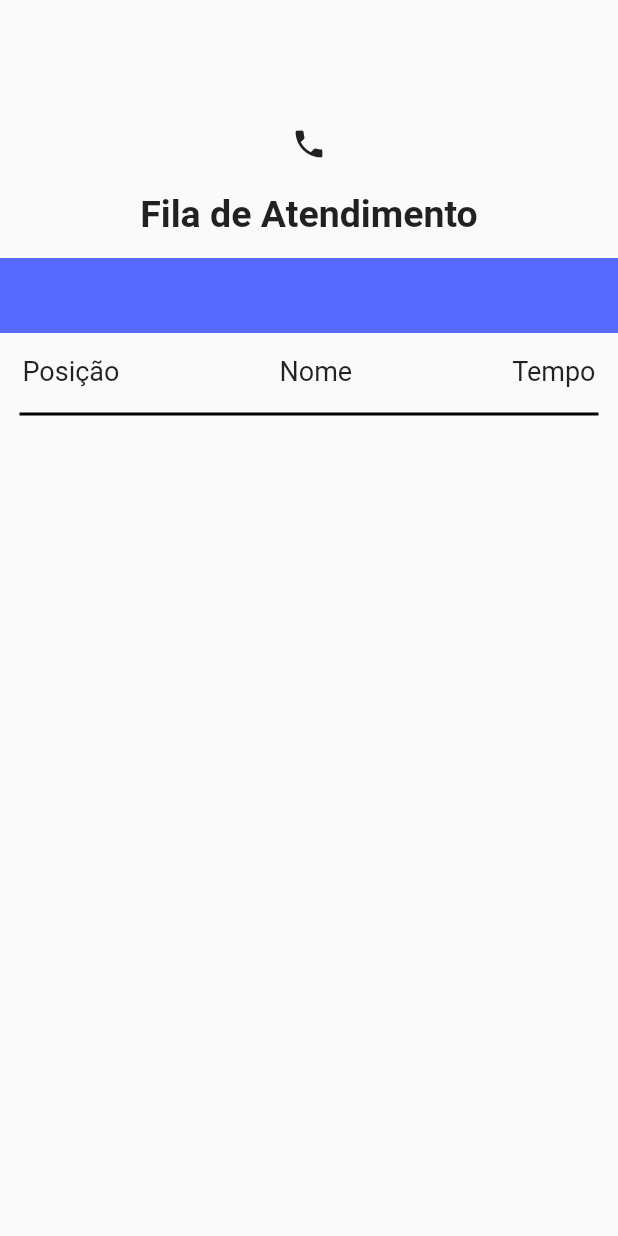
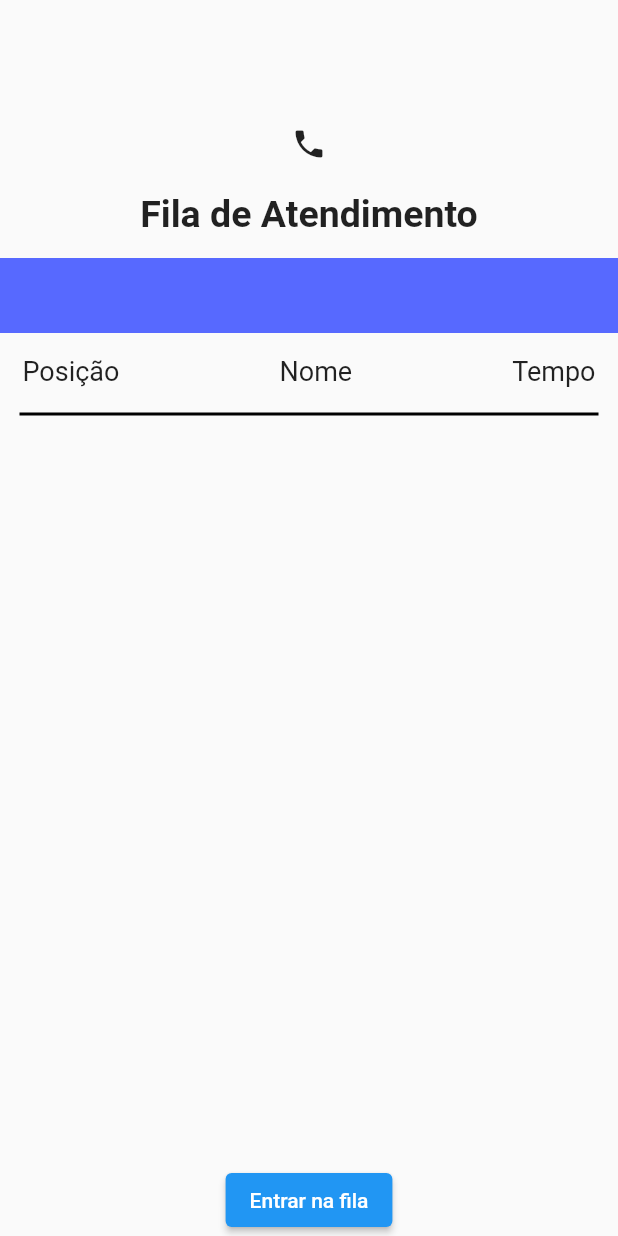
Before and after one commit to AlbertoDoc/cline, a Flutter app: the QueuePage screen opened directly with empty values, on a phone screen of 412 x 824 dp. Run offline on Flutter 3.47's test engine with Material 2 defaults, Android fonts, the phone set to English and light mode, and no system bars; our stand-ins replace auto_size_text; network calls fail.

Commit message:
feat(QueuePage): Implementing enter in queue feature

```diff
--- a/lib/features/queue/queue_controller.dart
+++ b/lib/features/queue/queue_controller.dart
@@ -58,7 +58,7 @@ class QueueImpl extends QueueController {
 
   @override
   void onPatientListChange(String clinicId, String doctorId) {
-    LineService.getLine(clinicId, doctorId)
+    LineService.getPatients(clinicId, doctorId)
         .then((value) {
           print(value);
           _patientListController.sink.add(value);
@@ -68,6 +68,7 @@ class QueueImpl extends QueueController {
   @override
   void dispose() {
     _clinicInfoController.close();
+    _doctorNameController.close();
     _patientListController.close();
   }
 }
--- a/lib/features/queue/queue_screen.dart
+++ b/lib/features/queue/queue_screen.dart
@@ -2,6 +2,8 @@ import 'package:cline/core/values/cline_colors.dart';
 import 'package:cline/features/queue/queue_controller.dart';
 import 'package:cline/models/clinic.dart';
 import 'package:cline/models/patient.dart';
+import 'package:cline/services/line_service.dart';
+import 'package:cline/services/queue_service.dart';
 import 'package:cline/widgets/cards/patient_card.dart';
 import 'package:flutter/cupertino.dart';
 import 'package:flutter/material.dart';
@@ -20,6 +22,7 @@ class QueuePage extends StatefulWidget {
 class _QueuePageState extends State<QueuePage> {
 
   final _controller = QueueImpl();
+  String lineId;
 
   @override
   Widget build(BuildContext context) {
@@ -38,7 +41,8 @@ class _QueuePageState extends State<QueuePage> {
             _doctorView(),
             _listHeader(),
             _divider(),
-            Expanded(child: _queue())
+            Expanded(child: _queue()),
+            _enterInQueue()
           ],
         ),
       ),
@@ -162,11 +166,33 @@ class _QueuePageState extends State<QueuePage> {
     );
   }
 
+  Widget _enterInQueue() {
+    return ElevatedButton(
+        onPressed: () {
+          QueueService.enterInQueue(lineId, "09018099-1ac7-4642-a0eb-07823417f70f")
+          .then((statusCode) {
+            if (statusCode == 201) {
+              _controller.onPatientListChange(widget.clinicId, widget.doctorId);
+            } else {
+              ScaffoldMessenger.of(context).showSnackBar(
+                SnackBar(content: Text("Erro ao entrar na fila!"))
+              );
+            }
+          });
+        },
+        child: Text("Entrar na fila")
+    );
+  }
+
   @override
   void initState() {
     super.initState();
     _controller.onClinicInfoChange(widget.clinicId);
     _controller.onDoctorNameChange(widget.clinicId, widget.doctorId);
     _controller.onPatientListChange(widget.clinicId, widget.doctorId);
+
+    LineService.getLine(widget.clinicId, widget.doctorId).then((value) {
+      lineId = value;
+    });
   }
 }
--- a/lib/services/API.dart
+++ b/lib/services/API.dart
@@ -1,5 +1,6 @@
 class API {
   static const String BASE_URL = "http://192.168.0.45:8000/";
 
-  static const String SEARCH_CLINIC = "api/v1/clinics/";
+  static const String CLINIC_PREFIX = "api/v1/clinics/";
+  static const String LINE_PREFIX = "api/v1/lines/";
 }
--- a/lib/services/clinic_service.dart
+++ b/lib/services/clinic_service.dart
@@ -10,7 +10,7 @@ class ClinicService {
     List<Clinic> clinics = [];
 
      await http.post(
-        Uri.parse(API.BASE_URL + API.SEARCH_CLINIC),
+        Uri.parse(API.BASE_URL + API.CLINIC_PREFIX),
 
         headers: {
           "Content-Type": "application/json"
@@ -36,7 +36,7 @@ class ClinicService {
     dynamic retorno;
 
     await http.get(
-      Uri.parse(API.BASE_URL + API.SEARCH_CLINIC + clinicId + "/doctors"),
+      Uri.parse(API.BASE_URL + API.CLINIC_PREFIX + clinicId + "/doctors"),
     ).then((response) {
       retorno = jsonDecode(response.body);
     });
--- a/lib/services/line_service.dart
+++ b/lib/services/line_service.dart
@@ -11,7 +11,7 @@ class LineService {
     String doctorName = "";
 
     await http.get(
-      Uri.parse(API.BASE_URL + API.SEARCH_CLINIC + clinicId + "/doctors/" + doctorId + "/line"),
+      Uri.parse(API.BASE_URL + API.CLINIC_PREFIX + clinicId + "/doctors/" + doctorId + "/line"),
     ).then((response) {
       if (response.statusCode == 200) {
         print(jsonDecode(response.body));
@@ -22,11 +22,11 @@ class LineService {
     return doctorName;
   }
 
-  static Future<List<Patient>> getLine(String clinicId, String doctorId) async {
+  static Future<List<Patient>> getPatients(String clinicId, String doctorId) async {
     List<Patient> patients = [];
 
     await http.get(
-      Uri.parse(API.BASE_URL + clinicId + "doctors/" + doctorId + "/line"),
+      Uri.parse(API.BASE_URL + API.CLINIC_PREFIX + clinicId + "/doctors/" + doctorId + "/line"),
     ).then((response) {
       if (response.statusCode == 200) {
         var body = response.body;
@@ -42,4 +42,19 @@ class LineService {
 
     return patients;
   }
+
+  static Future<String> getLine(String clinicId, String doctorId) async {
+    var lineId = "";
+
+    var response = await http.get(
+      Uri.parse(API.BASE_URL + API.CLINIC_PREFIX + clinicId + "/doctors/" + doctorId + "/line"),
+    );
+
+    if (response.statusCode == 200) {
+      var body = response.body;
+      lineId = jsonDecode(body)["data"]["line"]["id"];
+    }
+
+    return lineId;
+  }
 }
```
Also changed, not shown: lib/services/queue_service.dart (added, +24 -0 lines).
